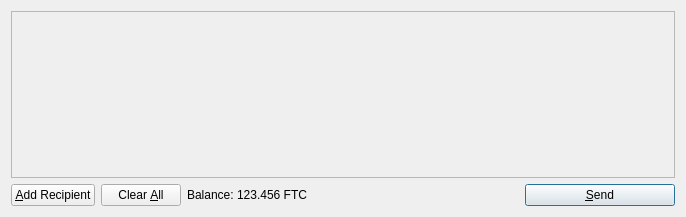
Before: the Qt Designer form src/qt/forms/sendcoinsdialog.ui in Petr1fied/gamecoin, drawn with Qt 5.
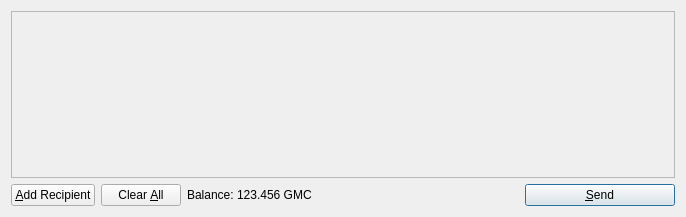
After: the same form once the commit is applied. Icons and pictures are not drawn.

The edit to the form file:
```diff
--- a/src/qt/forms/sendcoinsdialog.ui
+++ b/src/qt/forms/sendcoinsdialog.ui
@@ -119,7 +119,7 @@
           <cursorShape>IBeamCursor</cursorShape>
          </property>
          <property name="text">
-          <string>123.456 FTC</string>
+          <string>123.456 GMC</string>
          </property>
          <property name="textInteractionFlags">
           <set>Qt::LinksAccessibleByMouse|Qt::TextSelectableByKeyboard|Qt::TextSelectableByMouse</set>
```
